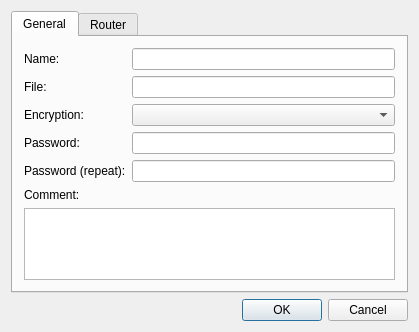
Before: the Qt Designer form source/console/address_book_dialog.ui in dchapyshev/aspia, drawn with Qt 5.
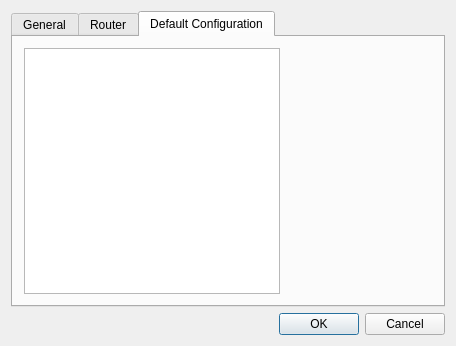
After: the same form once the commit is applied. The open tabs and pages were chosen to show the change. Icons and pictures are not drawn.

Commit message: Added UI for default config.

Patch:
```diff
--- a/source/console/address_book_dialog.ui
+++ b/source/console/address_book_dialog.ui
@@ -9,8 +9,8 @@
    <rect>
     <x>0</x>
     <y>0</y>
-    <width>419</width>
-    <height>330</height>
+    <width>456</width>
+    <height>346</height>
    </rect>
   </property>
   <property name="windowTitle">
@@ -237,6 +237,64 @@
        </item>
       </layout>
      </widget>
+     <widget class="QWidget" name="tab_default_config">
+      <attribute name="title">
+       <string>Default Configuration</string>
+      </attribute>
+      <layout class="QVBoxLayout" name="verticalLayout_7">
+       <item>
+        <widget class="QSplitter" name="splitter">
+         <property name="styleSheet">
+          <string notr="true">QSplitter::handle {
+background-color: transparent;
+}</string>
+         </property>
+         <property name="orientation">
+          <enum>Qt::Horizontal</enum>
+         </property>
+         <property name="childrenCollapsible">
+          <bool>false</bool>
+         </property>
+         <widget class="QTreeWidget" name="tree_category">
+          <property name="sizePolicy">
+           <sizepolicy hsizetype="Expanding" vsizetype="Expanding">
+            <horstretch>0</horstretch>
+            <verstretch>0</verstretch>
+           </sizepolicy>
+          </property>
+          <property name="showDropIndicator" stdset="0">
+           <bool>false</bool>
+          </property>
+          <property name="selectionBehavior">
+           <enum>QAbstractItemView::SelectItems</enum>
+          </property>
+          <property name="rootIsDecorated">
+           <bool>false</bool>
+          </property>
+          <property name="expandsOnDoubleClick">
+           <bool>false</bool>
+          </property>
+          <attribute name="headerVisible">
+           <bool>false</bool>
+          </attribute>
+          <column>
+           <property name="text">
+            <string notr="true"/>
+           </property>
+          </column>
+         </widget>
+         <widget class="QWidget" name="widget" native="true">
+          <property name="sizePolicy">
+           <sizepolicy hsizetype="Preferred" vsizetype="Preferred">
+            <horstretch>1</horstretch>
+            <verstretch>0</verstretch>
+           </sizepolicy>
+          </property>
+         </widget>
+        </widget>
+       </item>
+      </layout>
+     </widget>
     </widget>
    </item>
    <item>
```
The commit also changes 40 other files.
